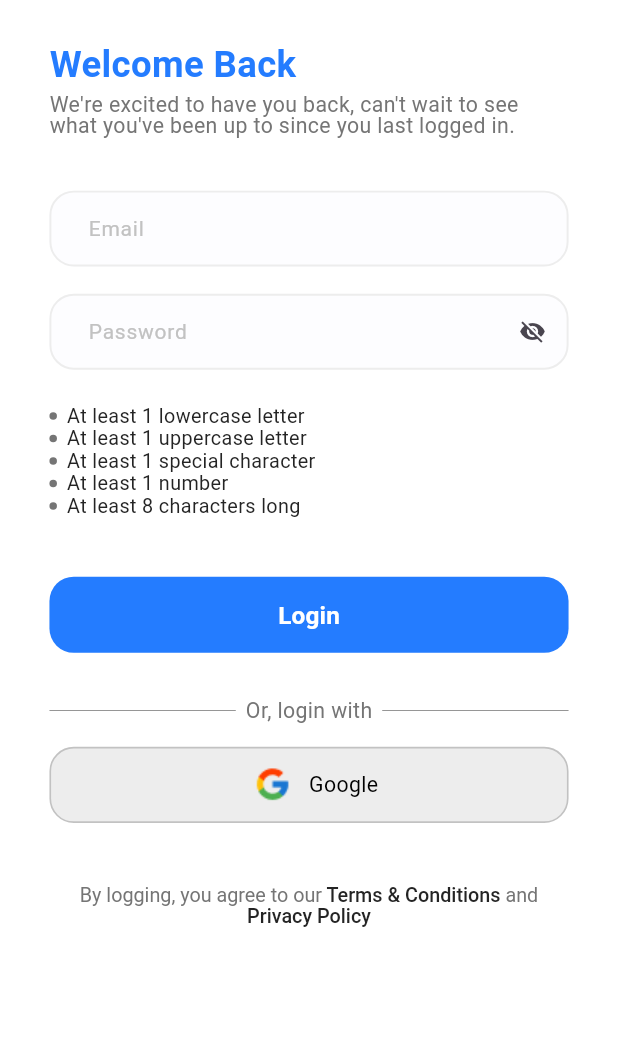
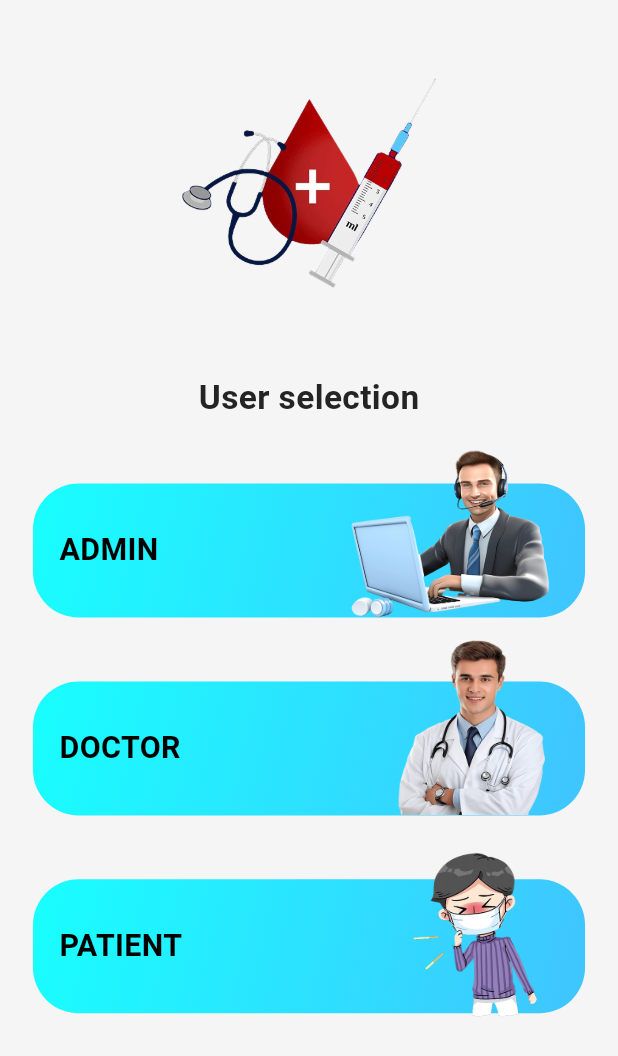
Before and after one commit to SamiMadane/leuko-care, a Flutter app: the screen it shows after launch, on a phone screen of 412 x 824 dp. Shown: the top 1056 px of the screen. Run offline on Flutter 3.47's test engine with Material 3 defaults, Android fonts, the phone set to English and light mode, and no system bars; our stand-ins replace firebase_auth, firebase_core, flutter_bloc, flutter_screenutil, freezed_annotation, get_it and 2 more; accounts and stored records are empty.

Commit message:
- Add some images - Add user_selection_screen.dart and widget for it

```diff
--- a/lib/core/resourses/assets_manager.dart
+++ b/lib/core/resourses/assets_manager.dart
@@ -4,6 +4,11 @@ const String svgsPath = 'assets/svgs';
 class AssetsManager {
   // png
   static const String google = '$imagesPath/google.png';
+  static const String admin = '$imagesPath/admin.png';
+  static const String doctor = '$imagesPath/doctor.png';
+  static const String paitent = '$imagesPath/paitent.png';
+  static const String blood = '$imagesPath/blood.png';
+
 
   // svg
 
--- a/lib/core/resourses/sizes_util_manager.dart
+++ b/lib/core/resourses/sizes_util_manager.dart
@@ -25,6 +25,7 @@ class RadiusManager {
 }
 
 class WidthManager {
+  static double wm4 = SizeUtil.setWidth(-4.0);
   static double w0_9 = SizeUtil.setWidth(0.9);
   static double w1 = SizeUtil.setWidth(1.0);
   static double w1_5 = SizeUtil.setWidth(1.5);
@@ -54,11 +55,17 @@ class WidthManager {
   static double w76 = SizeUtil.setWidth(76.0);
   static double w80 = SizeUtil.setWidth(80.0);
   static double w100 = SizeUtil.setWidth(100.0);
+  static double w110 = SizeUtil.setWidth(110.0);
+  static double w120 = SizeUtil.setWidth(120.0);
+  static double w130 = SizeUtil.setWidth(130.0);
+  static double w200 = SizeUtil.setWidth(200.0);
   static double w812 = SizeUtil.setWidth(812.0);
 
 }
 
 class HeightManager {
+  static double hm5 = SizeUtil.setHeight(-5.0);
+  static double hm4 = SizeUtil.setHeight(-4.0);
   static double h0_5 = SizeUtil.setHeight(0.5);
   static double h1 = SizeUtil.setHeight(1.0);
   static double h1_5 = SizeUtil.setHeight(1.5);
@@ -88,9 +95,13 @@ class HeightManager {
   static double h54 = SizeUtil.setHeight(54.0);
   static double h60 = SizeUtil.setHeight(60.0);
   static double h70 = SizeUtil.setHeight(60.0);
-  static double h80 = SizeUtil.setHeight(80.0);
+  static double h88 = SizeUtil.setHeight(88.0);
   static double h90 = SizeUtil.setHeight(90.0);
   static double h100 = SizeUtil.setHeight(100.0);
+  static double h110 = SizeUtil.setHeight(110.0);
+  static double h120 = SizeUtil.setHeight(120.0);
+  static double h130 = SizeUtil.setHeight(130.0);
+  static double h200 = SizeUtil.setHeight(200.0);
   static double h375 = SizeUtil.setHeight(375.0);
 
 }
--- a/lib/core/routes/app_router.dart
+++ b/lib/core/routes/app_router.dart
@@ -3,6 +3,7 @@ import 'package:flutter_bloc/flutter_bloc.dart';
 import 'package:leuko_care/core/di/dependency_injection.dart';
 import 'package:leuko_care/core/routes/routes.dart';
 import 'package:leuko_care/feature/login/logic/cubit/admin_login_cubit.dart';
+import 'package:leuko_care/feature/user_selection/ui/views/user_selection_screen.dart';
 
 import '../../feature/login/ui/views/admin_login_screen.dart';
 import '../../feature/home/ui/views/admin_home_screen.dart';
@@ -11,6 +12,7 @@ class AppRouter {
   Route? generateRoute(RouteSettings settings) {
     //this arguments to be passed in any screen like this ( arguments as ClassName )
     final arguments = settings.arguments;
+     final userType = arguments as String? ?? 'unknown';
 
     switch (settings.name) {
       case Routes.adminHomeScreen:
@@ -20,9 +22,11 @@ class AppRouter {
           builder:
               (_) => BlocProvider(
                 create: (context) => getIt<AdminLoginCubit>(),
-                child: const AdminLoginScreen(),
+                child: AdminLoginScreen(userType:userType),
               ),
         );
+      case Routes.userSelectionScreen:
+        return MaterialPageRoute(builder: (_) => const UserSelectionScreen());
       default:
         return null;
     }
--- a/lib/core/routes/routes.dart
+++ b/lib/core/routes/routes.dart
@@ -1,4 +1,5 @@
 class Routes {
   static const String adminHomeScreen = '/adminHomeScreen';
   static const String adminLoginScreen = '/adminLoginScreen';
+  static const String userSelectionScreen = '/userSelectionScreen';
 }
--- a/lib/feature/login/ui/views/admin_login_screen.dart
+++ b/lib/feature/login/ui/views/admin_login_screen.dart
@@ -1,13 +1,10 @@
 import 'package:flutter/material.dart';
 import 'package:flutter_bloc/flutter_bloc.dart';
-import 'package:leuko_care/core/helpers/app_regex.dart';
-import 'package:leuko_care/core/resourses/assets_manager.dart';
 import 'package:leuko_care/core/resourses/colors_manager.dart';
 import 'package:leuko_care/core/resourses/fonts_manager.dart';
 import 'package:leuko_care/core/resourses/sizes_util_manager.dart';
 import 'package:leuko_care/core/resourses/styles_manager.dart';
 import 'package:leuko_care/core/widgets/app_text_button.dart';
-import 'package:leuko_care/core/widgets/app_text_form_field.dart';
 import 'package:leuko_care/feature/login/logic/cubit/admin_login_cubit.dart';
 import 'package:leuko_care/feature/login/ui/widgets/admin_login_bloc_listener.dart';
 import 'package:leuko_care/feature/login/ui/widgets/email_and_password.dart';
@@ -15,7 +12,7 @@ import 'package:leuko_care/feature/login/ui/widgets/google_auth.dart';
 import 'package:leuko_care/feature/login/ui/widgets/terms_and_conditions_text.dart';
 
 class AdminLoginScreen extends StatelessWidget {
-  const AdminLoginScreen({super.key});
+  const AdminLoginScreen({super.key, required String userType});
 
   @override
   Widget build(BuildContext context) {
--- /dev/null
+++ b/lib/feature/user_selection/ui/views/user_selection_screen.dart
@@ -0,0 +1,86 @@
+import 'package:flutter/material.dart';
+import 'package:leuko_care/core/helpers/extensions.dart';
+import 'package:leuko_care/core/resourses/assets_manager.dart';
+import 'package:leuko_care/core/resourses/colors_manager.dart';
+import 'package:leuko_care/core/resourses/fonts_manager.dart';
+import 'package:leuko_care/core/resourses/sizes_util_manager.dart';
+import 'package:leuko_care/core/resourses/styles_manager.dart';
+import 'package:leuko_care/core/routes/routes.dart';
+import 'package:leuko_care/feature/user_selection/ui/widgets/build_selection_card.dart';
+
+class UserSelectionScreen extends StatelessWidget {
+  const UserSelectionScreen({super.key});
+
+  @override
+  Widget build(BuildContext context) {
+    return Scaffold(
+      backgroundColor: ColorsManager.moreLighterGray,
+      body: Padding(
+        padding: EdgeInsets.symmetric(
+          horizontal: WidthManager.w20,
+          vertical: HeightManager.h20,
+        ),
+        child: Column(
+          mainAxisAlignment: MainAxisAlignment.start,
+          children: [
+            Image.asset(
+                AssetsManager.blood,
+                height: HeightManager.h200,
+                width: WidthManager.w200,
+                fit: BoxFit.contain,
+              ),
+              SizedBox(height: HeightManager.h30),
+            Text(
+              "User selection",
+              style: getBoldTextStyle(
+                fontSize: FontSizeManager.s22,
+                color: ColorsManager.darkBlue,
+              ),
+            ),
+            SizedBox(height: HeightManager.h40),
+            buildSelectionCard(
+              context,
+              imagePath: AssetsManager.admin, // ضع صورة مناسبة للأدمن
+              label: 'ADMIN',
+              onTap: () {
+                // انتقل إلى صفحة تسجيل دخول الأدمن
+                context.pushNamed(Routes.adminLoginScreen, arguments: 'admin');
+              },
+              imageHeight: HeightManager.h130,
+              imageWidth: WidthManager.w130,
+              positionedRight: WidthManager.w16,
+              positionedBottom: HeightManager.hm5,
+            ),
+            SizedBox(height: HeightManager.h30),
+            buildSelectionCard(
+              context,
+              imagePath: AssetsManager.doctor,
+              label: "DOCTOR",
+              onTap: () {
+                // انتقل إلى شاشة تسجيل الدخول للطبيب
+                context.pushNamed(Routes.adminLoginScreen, arguments: 'doctor');
+              },
+            ),
+            SizedBox(height: HeightManager.h30),
+            buildSelectionCard(
+              context,
+              imagePath: AssetsManager.paitent,
+              label: "PATIENT",
+              onTap: () {
+                // انتقل إلى شاشة تسجيل الدخول للمريض
+                context.pushNamed(
+                  Routes.adminLoginScreen,
+                  arguments: 'patient'
+            );
+              },
+              imageHeight: HeightManager.h130,
+              imageWidth: WidthManager.w130,
+              positionedRight: WidthManager.wm4,
+              positionedBottom: HeightManager.hm4,
+            ),
+          ],
+        ),
+      ),
+    );
+  }
+}
--- /dev/null
+++ b/lib/feature/user_selection/ui/widgets/build_selection_card.dart
@@ -0,0 +1,66 @@
+import 'package:flutter/material.dart';
+import 'package:leuko_care/core/resourses/fonts_manager.dart';
+import 'package:leuko_care/core/resourses/sizes_util_manager.dart';
+
+Widget buildSelectionCard(
+  BuildContext context, {
+  required String imagePath,
+  required String label,
+  required VoidCallback onTap,
+  double? imageHeight,
+  double? imageWidth,
+  double? positionedRight,
+  double? positionedBottom,
+}) {
+  return SizedBox(
+    height: HeightManager.h100,
+    width: double.infinity,
+    child: Stack(
+      clipBehavior: Clip.none,
+      alignment: Alignment.center,
+      children: [
+        InkWell(
+          onTap: onTap,
+          borderRadius: BorderRadius.circular(RadiusManager.r30),
+          child: Container(
+            width: double.infinity,
+            height: HeightManager.h88,
+            padding: EdgeInsets.symmetric(
+              horizontal: WidthManager.w16,
+              vertical: HeightManager.h16,
+            ),
+            decoration: BoxDecoration(
+              borderRadius: BorderRadius.circular(RadiusManager.r30),
+              gradient: const LinearGradient(
+                colors: [Colors.cyanAccent, Colors.lightBlueAccent],
+                begin: Alignment.topLeft,
+                end: Alignment.bottomRight,
+              ),
+            ),
+            child: Align(
+              alignment: Alignment.centerLeft,
+              child: Text(
+                label,
+                style: TextStyle(
+                  fontSize: FontSizeManager.s20,
+                  fontWeight: FontWeight.bold,
+                  color: Colors.black,
+                ),
+              ),
+            ),
+          ),
+        ),
+        Positioned(
+          right: positionedRight ?? WidthManager.w8, // لإخراج جزء من الصورة خارج الزر
+          bottom: positionedBottom ?? HeightManager.h6,
+          child: Image.asset(
+            imagePath,
+            height: imageHeight ?? HeightManager.h120, // تكبير الصورة
+            width: imageWidth ?? WidthManager.w120,
+            fit: BoxFit.fill,
+          ),
+        ),
+      ],
+    ),
+  );
+}
--- a/lib/leuko_care.dart
+++ b/lib/leuko_care.dart
@@ -22,7 +22,7 @@ class LeukoCare extends StatelessWidget {
           scaffoldBackgroundColor: ColorsManager.white,
         ),
         debugShowCheckedModeBanner: false,
-        initialRoute: Routes.adminLoginScreen,
+        initialRoute: Routes.userSelectionScreen,
         onGenerateRoute: appRouter.generateRoute,
       )
     );
```
Also changed, not shown: assets/images/admin.png (added), assets/images/blood.png (added), assets/images/doctor.png (added), assets/images/paitent.png (added).
